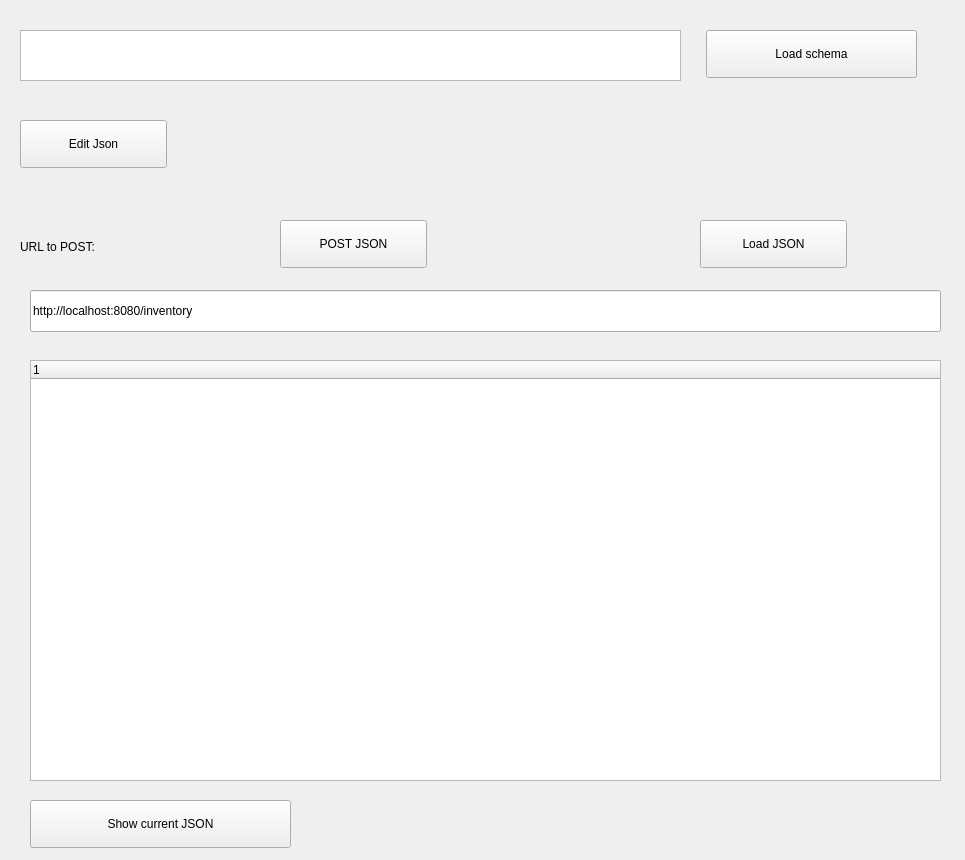
First picture: the form in frontend/pyQT/pyQT_client.ui, repository davhep/form_server, before the edit.
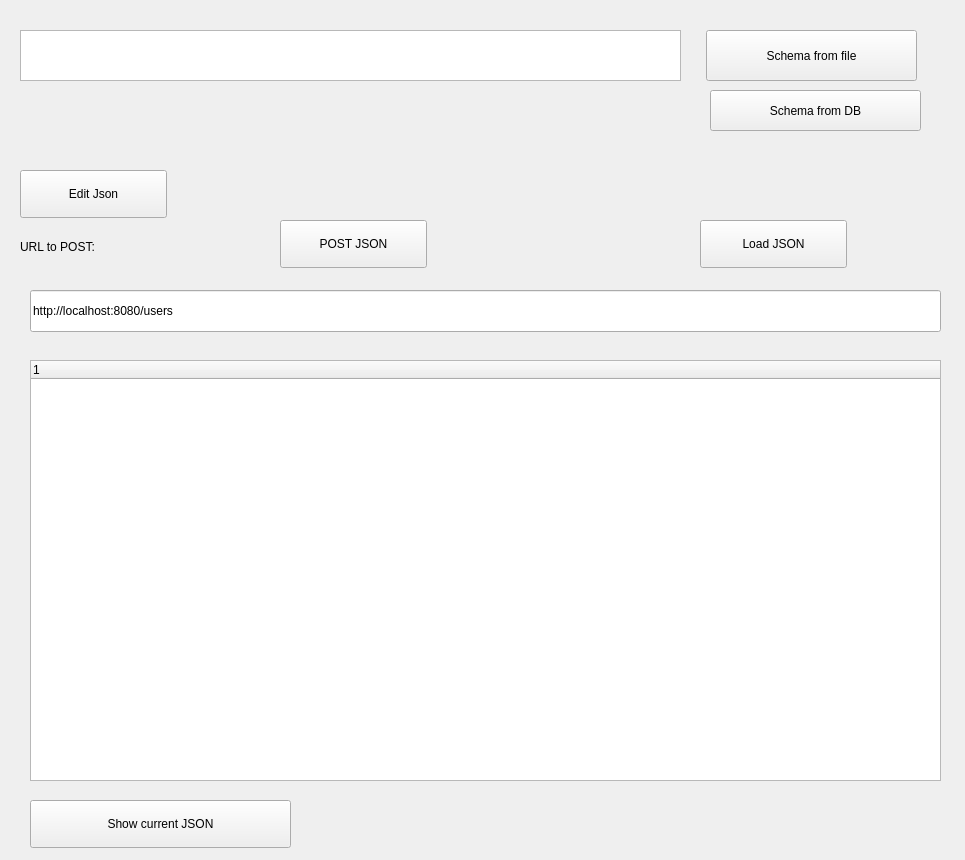
Second picture: the form after the edit.

Commit message: Add feature to load schema from DB and use it to build local JSON

```diff
--- a/frontend/pyQT/pyQT_client.ui
+++ b/frontend/pyQT/pyQT_client.ui
@@ -20,11 +20,11 @@
       <x>706</x>
       <y>30</y>
       <width>211</width>
-      <height>48</height>
+      <height>51</height>
      </rect>
     </property>
     <property name="text">
-     <string>Load schema</string>
+     <string>Schema from file</string>
     </property>
    </widget>
    <widget class="QPlainTextEdit" name="jsonschemafile">
@@ -41,7 +41,7 @@
     <property name="geometry">
      <rect>
       <x>20</x>
-      <y>120</y>
+      <y>170</y>
       <width>147</width>
       <height>48</height>
      </rect>
@@ -73,7 +73,7 @@
      </rect>
     </property>
     <property name="text">
-     <string>http://localhost:8080/inventory</string>
+     <string>http://localhost:8080/users</string>
     </property>
    </widget>
    <widget class="QPushButton" name="postJSON">
@@ -130,6 +130,19 @@
      <string>Load JSON</string>
     </property>
    </widget>
+   <widget class="QPushButton" name="loadDBschema">
+    <property name="geometry">
+     <rect>
+      <x>710</x>
+      <y>90</y>
+      <width>211</width>
+      <height>41</height>
+     </rect>
+    </property>
+    <property name="text">
+     <string>Schema from DB</string>
+    </property>
+   </widget>
   </widget>
  </widget>
  <resources/>
```
The commit also changes 3 other files.
